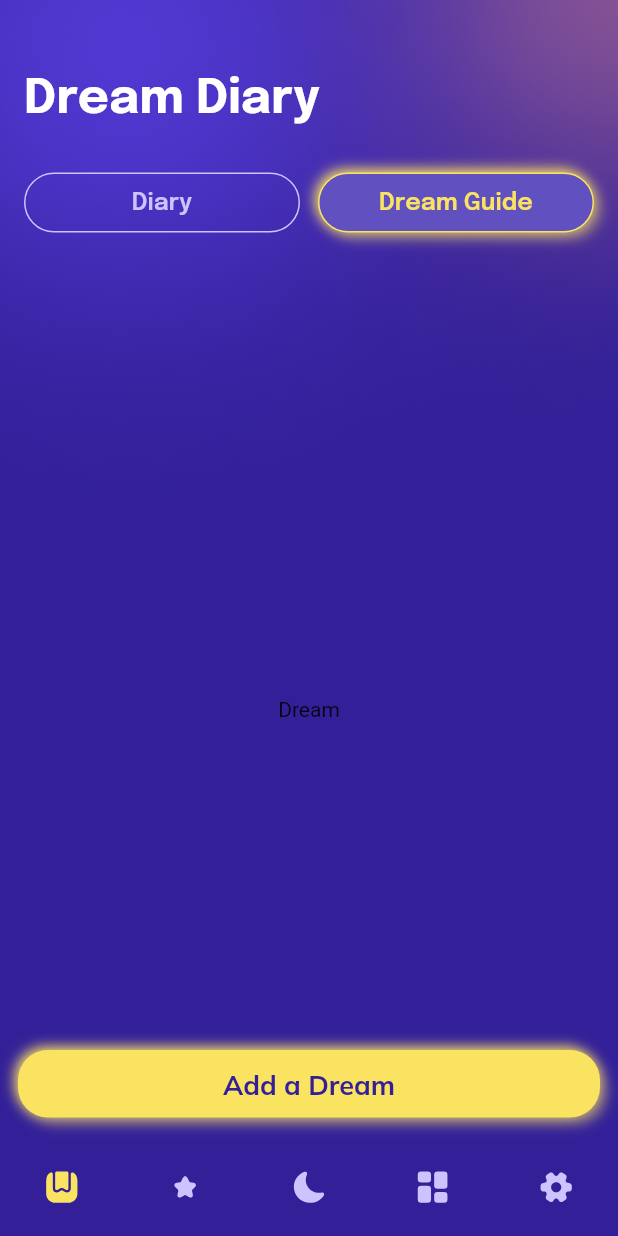
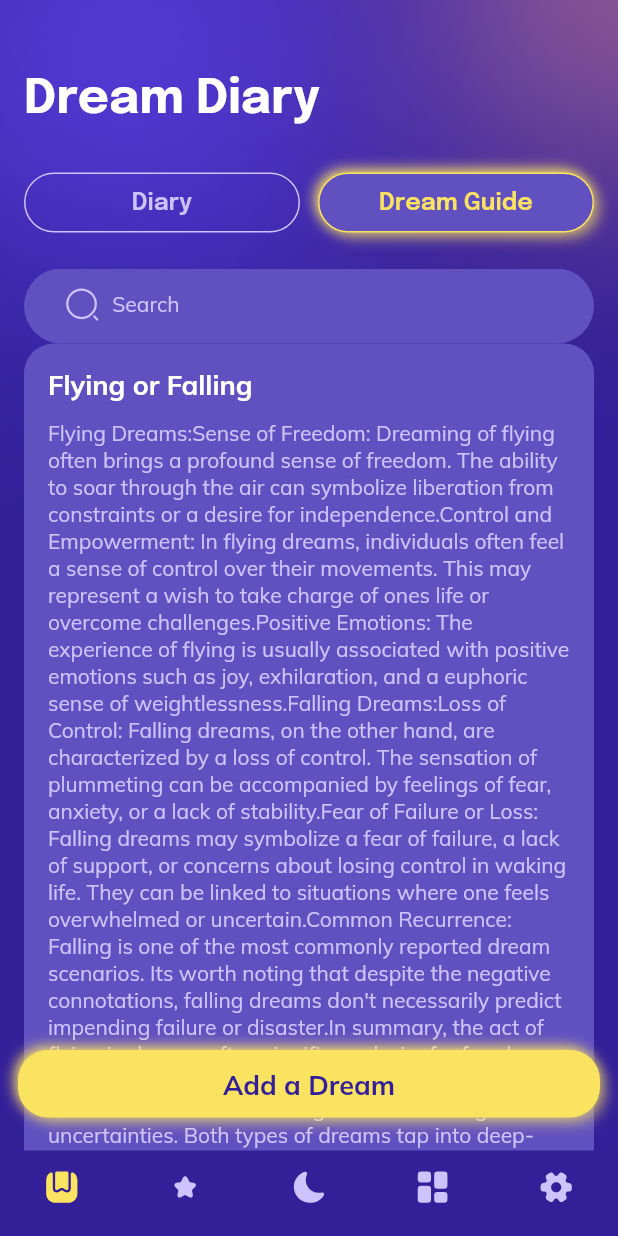
Before and after one commit to basykvitaliy/DreamDiary, a Flutter app: the screen it shows after launch, after a tap on "Skip", after a tap on "Dream Guide", on a phone screen of 412 x 824 dp. Run offline on Flutter 3.47's test engine with Material 2 defaults, Android fonts, the light colour scheme and no system bars; our stand-ins replace dropdown_button2, fl_chart, flutter_datetime_picker_plus, flutter_svg, google_fonts, shared_preferences and 1 more; accounts and stored records are empty.

Commit message:
added db

```diff
--- a/lib/fake_data/fake_list.dart
+++ b/lib/fake_data/fake_list.dart
@@ -14,10 +14,7 @@ List<String> keyMomentsList = [
   "Conquering Challenges",
   "Animal Transformation",
   "Meeting Deceased Loved Ones",
-  "Natural Disasters",
-  "Being Unprepared",
-  "Time Travel",
-  "Invisibility or Power"
+  "Natural Disasters"
 ];
 
 List<String> emotionsList = [
--- a/lib/widget/diary_page_widget.dart
+++ b/lib/widget/diary_page_widget.dart
@@ -17,7 +17,45 @@ class DiaryPageWidget extends StatefulWidget {
 }
 
 class _DiaryPageWidgetState extends State<DiaryPageWidget> {
-  List<DreamModel> list = List<DreamModel>.empty(growable: true);
+  TextEditingController searchController = TextEditingController();
+  List<DreamModel> dreamsList = [];
+  List<DreamModel> filteredDreamsList = [];
+  bool isLoading = true;
+
+  @override
+  void initState() {
+    super.initState();
+    loadDreams();
+  }
+
+  Future<void> loadDreams() async {
+    try {
+      var dreams = await getDreams();
+      setState(() {
+        dreamsList = dreams;
+        filteredDreamsList = List.from(dreamsList);
+        isLoading = false;
+      });
+    } catch (e) {
+      setState(() {
+        isLoading = false;
+      });
+    }
+  }
+
+  void filterDreams(String query) {
+    final filtered = dreamsList.where((dream) {
+      final titleLower = dream.title?.toLowerCase();
+      final searchLower = query.toLowerCase();
+
+      return titleLower!.contains(searchLower);
+    }).toList();
+
+    setState(() {
+      filteredDreamsList.clear();
+      filteredDreamsList = filtered;
+    });
+  }
 
   @override
   Widget build(BuildContext context) {
@@ -37,6 +75,9 @@ class _DiaryPageWidgetState extends State<DiaryPageWidget> {
                   SizedBox(
                     width: MediaQuery.of(context).size.width / 1.4,
                     child: TextFormField(
+                      controller: searchController,
+                      onChanged: filterDreams,
+                      style: GoogleFonts.mulish(textStyle: AppStyles.regularBodyGreyText14, color: AppColors.gray),
                       decoration: InputDecoration(
                         hintText: 'Search',
                         hintStyle: GoogleFonts.mulish(textStyle: AppStyles.regularBodyGreyText14, color: AppColors.gray),
@@ -50,22 +91,24 @@ class _DiaryPageWidgetState extends State<DiaryPageWidget> {
               ),
             ],
           ),
-          FutureBuilder(
-              future: getDreams(),
-              builder: (context, snapshot) {
-                if (snapshot.connectionState == ConnectionState.waiting) {
-                  return const Center(child: CircularProgressIndicator());
-                } else if (snapshot.hasError) {
-                  return Center(child: Text('Помилка: ${snapshot.error}'));
-                } else {
-                  var dreamsList = snapshot.data as List<DreamModel>;
-                  return ListView.builder(
+          isLoading
+              ? const CircularProgressIndicator()
+              : Container(
+            width: MediaQuery.of(context).size.width,
+                child: Expanded(
+                    child: ListView.builder(
                       shrinkWrap: true,
                       physics: const ScrollPhysics(),
-                      itemCount: dreamsList.length,
+                      itemCount: filteredDreamsList.length,
                       itemBuilder: (ctx, index) {
+                        final dream = filteredDreamsList[index];
                         return GestureDetector(
-                          onTap: () => Navigator.push(context, MaterialPageRoute(builder: (context) => DetailDreamScreen(model: dreamsList[index],))),
+                          onTap: () => Navigator.push(
+                              context,
+                              MaterialPageRoute(
+                                  builder: (context) => DetailDreamScreen(
+                                        model: dream,
+                                      ))),
                           child: Container(
                             padding: const EdgeInsets.symmetric(horizontal: 16, vertical: 16),
                             margin: const EdgeInsets.only(bottom: 12),
@@ -75,39 +118,40 @@ class _DiaryPageWidgetState extends State<DiaryPageWidget> {
                               crossAxisAlignment: CrossAxisAlignment.start,
                               children: [
                                 Text(
-                                  dreamsList[index].title.toString(),
+                                  dream.title.toString(),
                                   style: GoogleFonts.mulish(textStyle: AppStyles.regularWhiteHeading),
                                 ),
                                 Text(
-                                  getFormattedDate(dreamsList[index].timestamp),
+                                  getFormattedDate(dream.timestamp),
                                   style: GoogleFonts.mulish(textStyle: AppStyles.regularWhiteText14, color: AppColors.gray),
                                 ),
                                 const SizedBox(height: 16),
                                 Text(
-                                  dreamsList[index].description.toString(),
+                                  dream.description.toString(),
                                   style: GoogleFonts.mulish(textStyle: AppStyles.regularWhiteText14, color: AppColors.gray, fontWeight: FontWeight.w600),
                                 ),
                                 const SizedBox(height: 12),
                                 Wrap(
                                   spacing: 8.0,
                                   runSpacing: 4.0,
-                                  children: dreamsList[index]
+                                  children: dream
                                       .emotions!
                                       .map((tag) => FilterChip(
-                                            label: Text(tag, style: GoogleFonts.mulish(textStyle: AppStyles.regularWhiteText14, color: AppColors.white)),
-                                            backgroundColor: AppColors.bgElements,
-                                            onSelected: (bool value) {},
-                                            shape: const StadiumBorder(side: BorderSide(color: AppColors.secondColor)),
-                                          ))
+                                    label: Text(tag, style: GoogleFonts.mulish(textStyle: AppStyles.regularWhiteText14, color: AppColors.white)),
+                                    backgroundColor: AppColors.bgElements,
+                                    onSelected: (bool value) {},
+                                    shape: const StadiumBorder(side: BorderSide(color: AppColors.secondColor)),
+                                  ))
                                       .toList(),
                                 )
                               ],
                             ),
                           ),
                         );
-                      });
-                }
-              }),
+                      },
+                    ),
+                  ),
+              ),
           const SizedBox(height: 70)
         ],
       ),
--- a/lib/widget/dreampage_widget.dart
+++ b/lib/widget/dreampage_widget.dart
@@ -1,12 +1,116 @@
+import 'package:dream_diary/fake_data/fake_list.dart';
+import 'package:dream_diary/helpers/app_colors.dart';
+import 'package:dream_diary/helpers/app_styles.dart';
 import 'package:flutter/material.dart';
+import 'package:flutter_svg/svg.dart';
+import 'package:google_fonts/google_fonts.dart';
+import 'bg_layout_widget.dart';
 
-class DreamPageWidget extends StatelessWidget {
+class DreamPageWidget extends StatefulWidget {
   const DreamPageWidget({super.key});
 
   @override
+  State<DreamPageWidget> createState() => _DreamPageWidgetState();
+}
+
+class _DreamPageWidgetState extends State<DreamPageWidget> {
+
+  TextEditingController searchController = TextEditingController();
+  List<String> filteredKeyMomentsList = [];
+  List<String> filteredInterpretationsList = [];
+
+  @override
+  void initState() {
+    super.initState();
+    filteredKeyMomentsList = List.from(keyMomentsList);
+    filteredInterpretationsList = List.from(keyMomentsInterpretationsList);
+  }
+
+  void filterSearchResults(String query) {
+    List<String> tempSearchList = [];
+    List<String> tempSearchInterpretationsList = [];
+    if(query.isNotEmpty) {
+      for (int i = 0; i < keyMomentsList.length; i++) {
+        if (keyMomentsList[i].toLowerCase().contains(query.toLowerCase())) {
+          tempSearchList.add(keyMomentsList[i]);
+          tempSearchInterpretationsList.add(keyMomentsInterpretationsList[i]);
+        }
+      }
+      setState(() {
+        filteredKeyMomentsList = tempSearchList;
+        filteredInterpretationsList = tempSearchInterpretationsList;
+      });
+    } else {
+      setState(() {
+        filteredKeyMomentsList = List.from(keyMomentsList);
+        filteredInterpretationsList = List.from(keyMomentsInterpretationsList);
+      });
+    }
+  }
+
+  @override
   Widget build(BuildContext context) {
-    return Center(
-      child: Text("Dream"),
+    return SingleChildScrollView(
+      child: Column(
+        children: [
+          Stack(
+            children: [
+              BgLayoutWidget(
+                height: 50,
+              ),
+              Row(
+                mainAxisAlignment: MainAxisAlignment.center,
+                children: [
+                  GestureDetector(onTap: () {}, child: SvgPicture.asset('assets/icons/search.svg')),
+                  const SizedBox(width: 8),
+                  SizedBox(
+                    width: MediaQuery.of(context).size.width / 1.4,
+                    child: TextFormField(
+                      controller: searchController,
+                      onChanged: filterSearchResults,
+                      style: GoogleFonts.mulish(textStyle: AppStyles.regularBodyGreyText14, color: AppColors.gray),
+                      decoration: InputDecoration(
+                        hintText: 'Search',
+                        hintStyle: GoogleFonts.mulish(textStyle: AppStyles.regularBodyGreyText14, color: AppColors.gray),
+                        enabledBorder: InputBorder.none,
+                        focusedBorder: InputBorder.none,
+                        border: InputBorder.none,
+                      ),
+                    ),
+                  ),
+                ],
+              ),
+            ],
+          ),
+          ListView.builder(
+            shrinkWrap: true,
+            physics: const ScrollPhysics(),
+            itemCount: filteredKeyMomentsList.length,
+              itemBuilder: (context, index){
+                return Container(
+                  padding: const EdgeInsets.symmetric(horizontal: 16, vertical: 16),
+                  margin: const EdgeInsets.only(bottom: 12),
+                  decoration: BoxDecoration(borderRadius: BorderRadius.circular(20), color: AppColors.bgElements),
+                  child: Column(
+                    mainAxisAlignment: MainAxisAlignment.start,
+                    crossAxisAlignment: CrossAxisAlignment.start,
+                    children: [
+                      Text(
+                        filteredKeyMomentsList[index].toString(),
+                        style: GoogleFonts.mulish(textStyle: AppStyles.regularWhiteHeading),
+                      ),
+                      const SizedBox(height: 12),
+                      Text(
+                        filteredInterpretationsList[index],
+                        style: GoogleFonts.mulish(textStyle: AppStyles.regularWhiteText14, color: AppColors.gray),
+                      ),
+                    ],
+                  ),
+                );
+          }),
+          const SizedBox(height: 50)
+        ],
+      ),
     );
   }
 }
```
